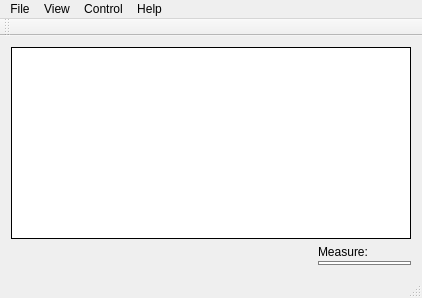
Before: the Qt Designer form src/server/mainwindow.ui in uazure/qLab, drawn with Qt 5.
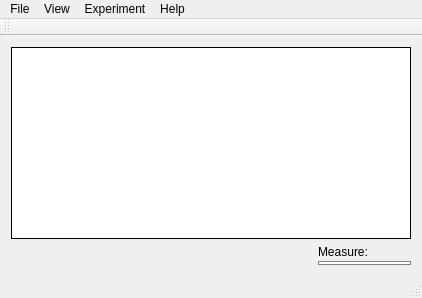
After: the same form once the commit is applied.

Commit message: Introduced experiment control management dialog

The edit to the form file:
```diff
--- a/src/server/mainwindow.ui
+++ b/src/server/mainwindow.ui
@@ -154,7 +154,7 @@
    </widget>
    <widget class="QMenu" name="menuControl">
     <property name="title">
-     <string>Control</string>
+     <string>Experiment</string>
     </property>
     <addaction name="actionStartMeasure"/>
     <addaction name="actionMeasuring_interval"/>
```
Left out of the diff: 8 changed lines with no effect on the pictures. The commit also changes 7 other files.
